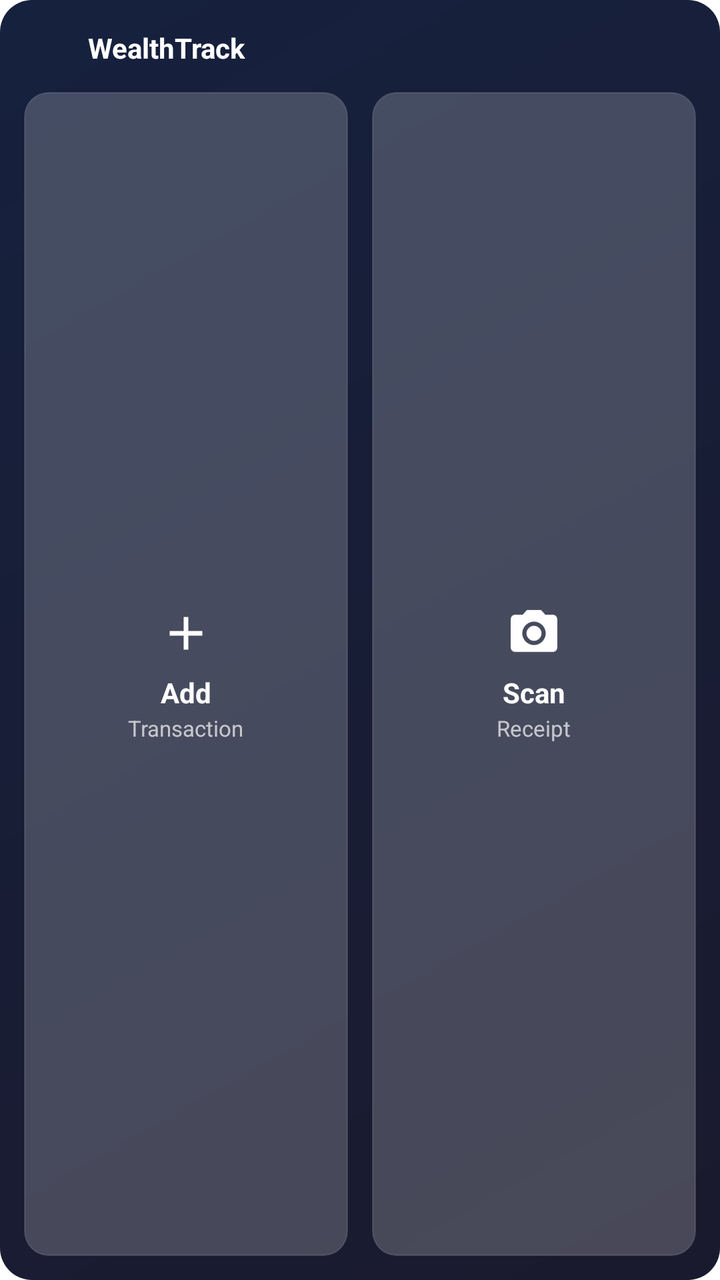
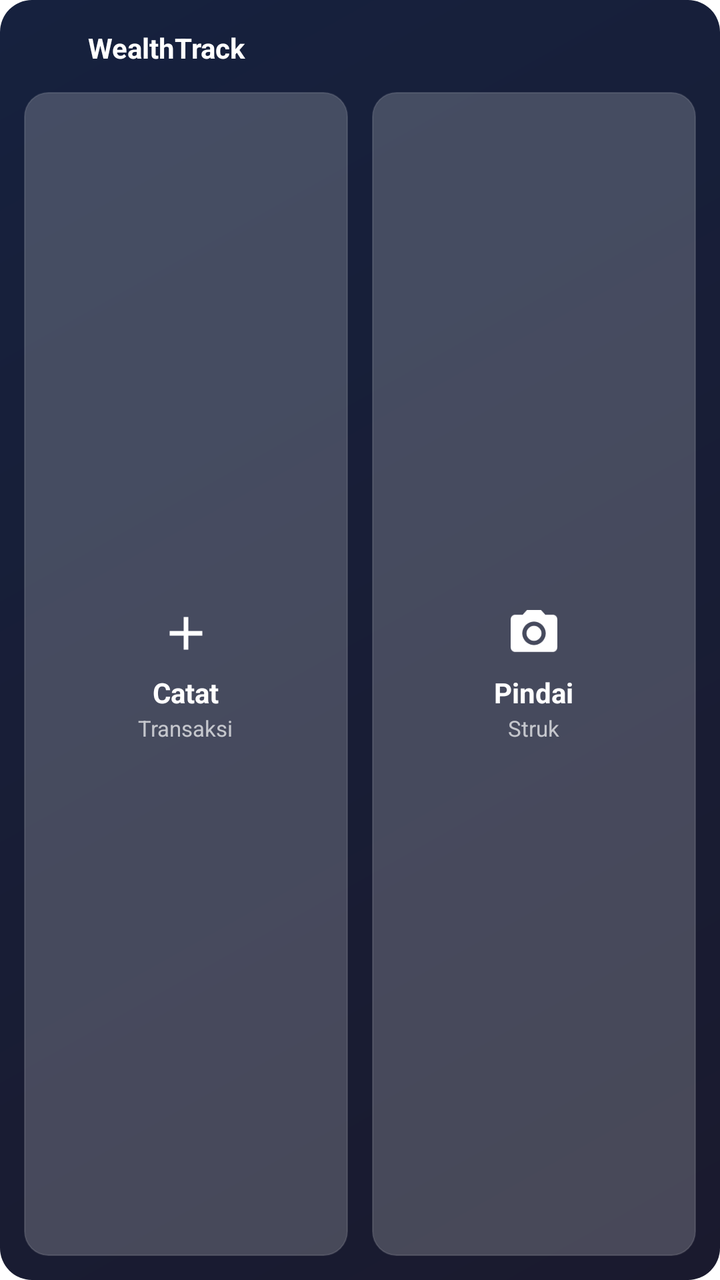

Compare the two renders of this Android layout. The source of the first and the diff that turns it into the second are given below.
<!-- AndroidManifest.xml: fallback theme Theme.MaterialComponents.DayNight.NoActionBar -->
<!-- res/layout/wealthtrack_widget.xml -->
<?xml version="1.0" encoding="utf-8"?>
<LinearLayout xmlns:android="http://schemas.android.com/apk/res/android"
    android:layout_width="match_parent"
    android:layout_height="match_parent"
    android:orientation="vertical"
    android:padding="12dp"
    android:background="@drawable/widget_background">

    
    <LinearLayout
        android:layout_width="match_parent"
        android:layout_height="wrap_content"
        android:orientation="horizontal"
        android:gravity="center_vertical"
        android:layout_marginBottom="10dp">

        <ImageView
            android:layout_width="24dp"
            android:layout_height="24dp"
            android:src="@mipmap/ic_launcher"
            android:contentDescription="WealthTrack"
            android:layout_marginEnd="8dp"/>

        <TextView
            android:layout_width="wrap_content"
            android:layout_height="wrap_content"
            android:text="WealthTrack"
            android:textColor="#FFFFFF"
            android:textSize="14sp"
            android:textStyle="bold" />
    </LinearLayout>

    
    <LinearLayout
        android:layout_width="match_parent"
        android:layout_height="0dp"
        android:layout_weight="1"
        android:orientation="horizontal"
        android:gravity="center"
        android:weightSum="2">

        
        <LinearLayout
            android:id="@+id/btn_add_transaction"
            android:layout_width="0dp"
            android:layout_height="match_parent"
            android:layout_weight="1"
            android:orientation="vertical"
            android:gravity="center"
            android:layout_marginEnd="6dp"
            android:background="@drawable/widget_button_bg"
            android:clickable="true"
            android:focusable="true">

            <ImageView
                android:layout_width="28dp"
                android:layout_height="28dp"
                android:src="@drawable/ic_add"
                android:contentDescription="Add"
                android:tint="#FFFFFF"/>

            <TextView
                android:layout_width="wrap_content"
                android:layout_height="wrap_content"
                android:text="Add"
                android:textColor="#FFFFFF"
                android:textSize="14sp"
                android:textStyle="bold"
                android:layout_marginTop="6dp"/>

            <TextView
                android:layout_width="wrap_content"
                android:layout_height="wrap_content"
                android:text="Transaction"
                android:textColor="#B0FFFFFF"
                android:textSize="11sp"
                android:layout_marginTop="1dp"/>
        </LinearLayout>

        
        <LinearLayout
            android:id="@+id/btn_scan_receipt"
            android:layout_width="0dp"
            android:layout_height="match_parent"
            android:layout_weight="1"
            android:orientation="vertical"
            android:gravity="center"
            android:layout_marginStart="6dp"
            android:background="@drawable/widget_button_bg"
            android:clickable="true"
            android:focusable="true">

            <ImageView
                android:layout_width="28dp"
                android:layout_height="28dp"
                android:src="@drawable/ic_camera"
                android:contentDescription="Scan"
                android:tint="#FFFFFF"/>

            <TextView
                android:layout_width="wrap_content"
                android:layout_height="wrap_content"
                android:text="Scan"
                android:textColor="#FFFFFF"
                android:textSize="14sp"
                android:textStyle="bold"
                android:layout_marginTop="6dp"/>

            <TextView
                android:layout_width="wrap_content"
                android:layout_height="wrap_content"
                android:text="Receipt"
                android:textColor="#B0FFFFFF"
                android:textSize="11sp"
                android:layout_marginTop="1dp"/>
        </LinearLayout>
    </LinearLayout>

</LinearLayout>
<!-- resources referenced by this layout -->
<resources>
  <!-- drawable ic_add (drawable) -->
  <?xml version="1.0" encoding="utf-8"?>
  <vector xmlns:android="http://schemas.android.com/apk/res/android"
      android:width="24dp"
      android:height="24dp"
      android:viewportWidth="24"
      android:viewportHeight="24">
      <path
          android:fillColor="#FFFFFF"
          android:pathData="M19,13h-6v6h-2v-6H5v-2h6V5h2v6h6v2z"/>
  </vector>
  <!-- drawable ic_camera (drawable) -->
  <?xml version="1.0" encoding="utf-8"?>
  <vector xmlns:android="http://schemas.android.com/apk/res/android"
      android:width="24dp"
      android:height="24dp"
      android:viewportWidth="24"
      android:viewportHeight="24">
      <path
          android:fillColor="#FFFFFF"
          android:pathData="M12,15.2a3.2,3.2 0,1 0,0 -6.4a3.2,3.2 0,0 0,0 6.4z"/>
      <path
          android:fillColor="#FFFFFF"
          android:pathData="M9,2L7.17,4H4c-1.1,0 -2,0.9 -2,2v12c0,1.1 0.9,2 2,2h16c1.1,0 2,-0.9 2,-2V6c0,-1.1 -0.9,-2 -2,-2h-3.17L15,2H9zM12,17c-2.76,0 -5,-2.24 -5,-5s2.24,-5 5,-5 5,2.24 5,5 -2.24,5 -5,5z"/>
  </vector>
  <!-- drawable widget_background (drawable) -->
  <?xml version="1.0" encoding="utf-8"?>
  <shape xmlns:android="http://schemas.android.com/apk/res/android"
      android:shape="rectangle">
      <gradient
          android:startColor="#FF1A1A2E"
          android:endColor="#FF16213E"
          android:angle="135"/>
      <corners android:radius="16dp"/>
  </shape>
  <!-- drawable widget_button_bg (drawable) -->
  <?xml version="1.0" encoding="utf-8"?>
  <shape xmlns:android="http://schemas.android.com/apk/res/android"
      android:shape="rectangle">
      <solid android:color="#33FFFFFF"/>
      <corners android:radius="12dp"/>
      <stroke
          android:width="0.5dp"
          android:color="#1FFFFFFF"/>
  </shape>
  <!-- mipmap ic_launcher (mipmap-anydpi-v26) -->
  <?xml version="1.0" encoding="utf-8"?>
  <adaptive-icon xmlns:android="http://schemas.android.com/apk/res/android">
      <background android:drawable="@color/ic_launcher_background"/>
      <foreground android:drawable="@mipmap/ic_launcher_foreground"/>
  </adaptive-icon>
  <color name="ic_launcher_background">#FFE8DC</color>
</resources>

<!-- the commit's change to res/layout/wealthtrack_widget.xml (unified diff, before → after) -->
@@ -18,13 +18,13 @@
             android:layout_width="24dp"
             android:layout_height="24dp"
             android:src="@mipmap/ic_launcher"
-            android:contentDescription="WealthTrack"
+            android:contentDescription="@string/app_name"
             android:layout_marginEnd="8dp"/>
 
         <TextView
             android:layout_width="wrap_content"
             android:layout_height="wrap_content"
-            android:text="WealthTrack"
+            android:text="@string/app_name"
             android:textColor="#FFFFFF"
             android:textSize="14sp"
             android:textStyle="bold" />
@@ -56,13 +56,13 @@
                 android:layout_width="28dp"
                 android:layout_height="28dp"
                 android:src="@drawable/ic_add"
-                android:contentDescription="Add"
+                android:contentDescription="@string/widget_add"
                 android:tint="#FFFFFF"/>
 
             <TextView
                 android:layout_width="wrap_content"
                 android:layout_height="wrap_content"
-                android:text="Add"
+                android:text="@string/widget_add"
                 android:textColor="#FFFFFF"
                 android:textSize="14sp"
                 android:textStyle="bold"
@@ -71,7 +71,7 @@
             <TextView
                 android:layout_width="wrap_content"
                 android:layout_height="wrap_content"
-                android:text="Transaction"
+                android:text="@string/widget_transaction"
                 android:textColor="#B0FFFFFF"
                 android:textSize="11sp"
                 android:layout_marginTop="1dp"/>
@@ -94,13 +94,13 @@
                 android:layout_width="28dp"
                 android:layout_height="28dp"
                 android:src="@drawable/ic_camera"
-                android:contentDescription="Scan"
+                android:contentDescription="@string/widget_scan"
                 android:tint="#FFFFFF"/>
 
             <TextView
                 android:layout_width="wrap_content"
                 android:layout_height="wrap_content"
-                android:text="Scan"
+                android:text="@string/widget_scan"
                 android:textColor="#FFFFFF"
                 android:textSize="14sp"
                 android:textStyle="bold"
@@ -109,7 +109,7 @@
             <TextView
                 android:layout_width="wrap_content"
                 android:layout_height="wrap_content"
-                android:text="Receipt"
+                android:text="@string/widget_receipt"
                 android:textColor="#B0FFFFFF"
                 android:textSize="11sp"
                 android:layout_marginTop="1dp"/>
<!-- resource entries referenced after the edit -->
@@ -51,6 +51,11 @@
       <background android:drawable="@color/ic_launcher_background"/>
       <foreground android:drawable="@mipmap/ic_launcher_foreground"/>
   </adaptive-icon>
+  <string name="app_name">WealthTrack</string>
+  <string name="widget_add">Catat</string>
+  <string name="widget_receipt">Struk</string>
+  <string name="widget_scan">Pindai</string>
+  <string name="widget_transaction">Transaksi</string>
   <color name="ic_launcher_background">#FFE8DC</color>
 </resources>
 
